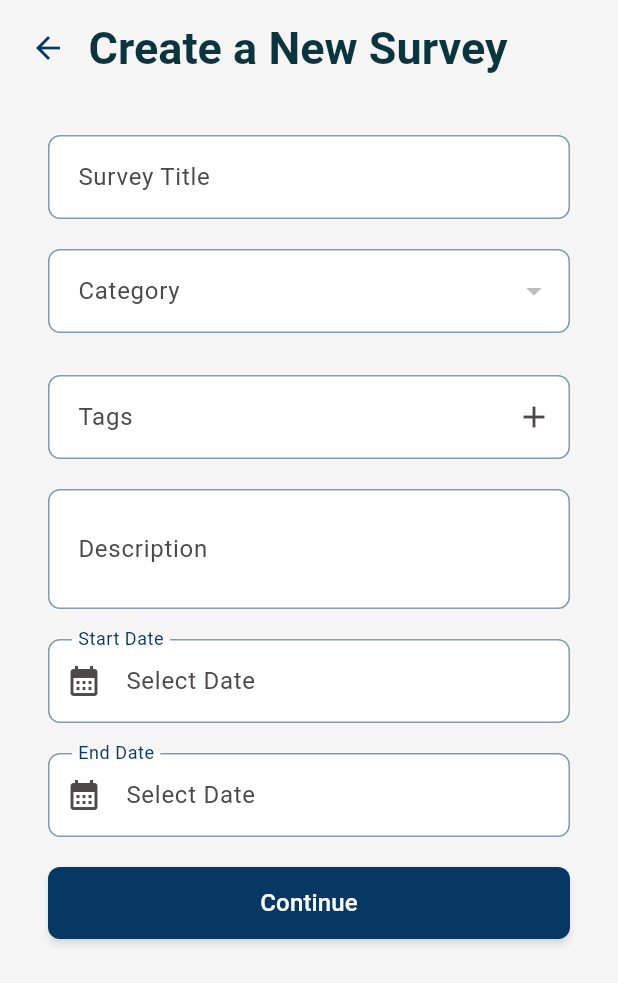
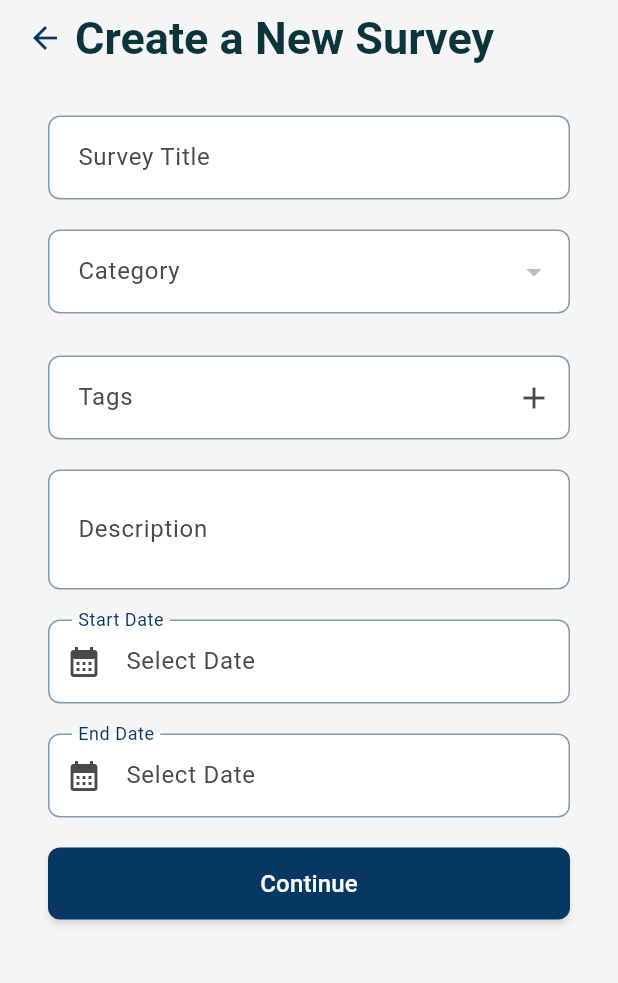
Before and after one commit to manuelcabrera1/surbased, a Flutter app: the SurveyCreatePage screen opened by its route, on a phone screen of 412 x 824 dp. Shown: the top 983 px of the screen. Run offline on Flutter 3.47's test engine with Material 3 defaults, Android fonts, the phone set to English and light mode, and no system bars; our stand-ins replace firebase_core, firebase_messaging, fl_chart, permission_handler, shared_preferences, table_calendar; missing offline and left inert: flutter_downloader; accounts and stored records are empty; generated files the repository leaves out were written again.

Commit message:
fix(frontend): adjust survey title length

```diff
--- a/client/surbased/lib/src/survey/application/pages/survey_create_page.dart
+++ b/client/surbased/lib/src/survey/application/pages/survey_create_page.dart
@@ -29,21 +29,30 @@ class SurveyCreatePageState extends State<SurveyCreatePage> {
                 mainAxisAlignment: MainAxisAlignment.start,
                 crossAxisAlignment: CrossAxisAlignment.start,
                 children: [
-                  Row(
+                  Padding(
+                    padding: const EdgeInsets.symmetric(horizontal: 10),
+                    child: Row(
                       children: [
-                        IconButton(
-                          onPressed: () => Navigator.pop(context),
-                          icon: const Icon(Icons.arrow_back),
+                        GestureDetector(
+                          onTap: () => Navigator.pop(context),
+                          child: const Icon(Icons.arrow_back),
                         ),
-                        const SizedBox(width: 3),
-                        Text(
-                          t.survey_create_page_title,
-                          style: theme.textTheme.displayMedium?.copyWith(
-                            fontSize: 30,
+                        const SizedBox(width: 8),
+                        Expanded(
+                          child: FittedBox(
+                            fit: BoxFit.scaleDown,
+                            alignment: Alignment.centerLeft,
+                            child: Text(
+                              t.survey_create_page_title,
+                              style: theme.textTheme.displayMedium?.copyWith(
+                                fontSize: 30,
+                              ),
+                            ),
                           ),
                         ),
                       ],
                     ),
+                  ),
                   const SurveyForm(),
                 ],
               ),
```
